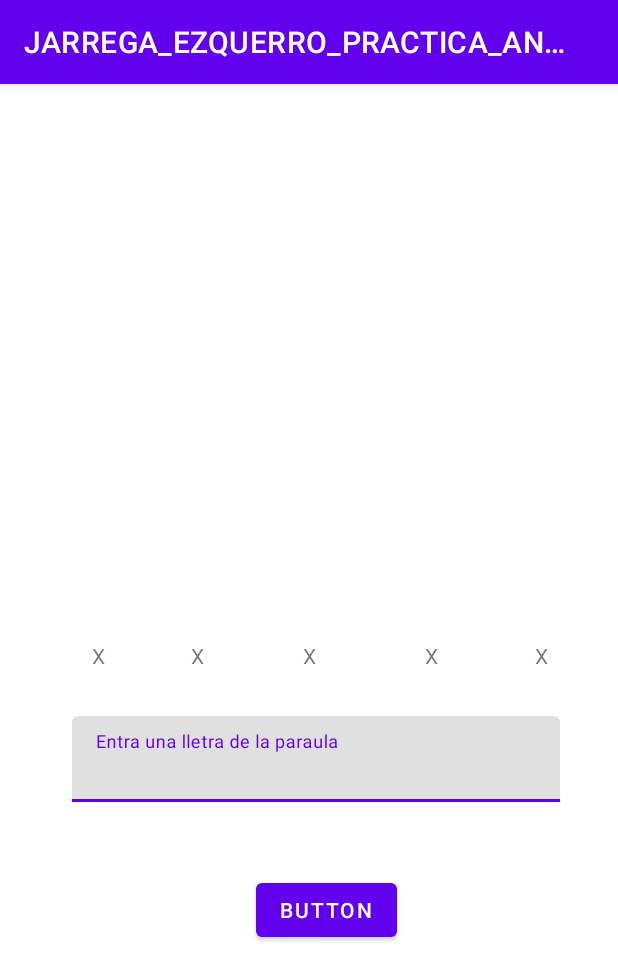
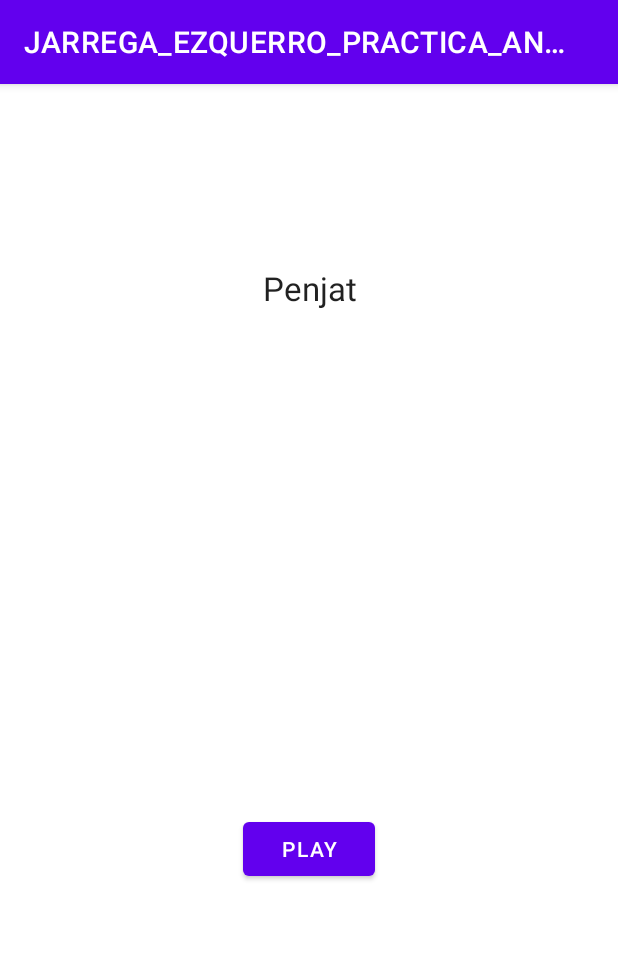
Before and after one commit to Destructor266/Penjat, an Android app: the screen it shows after launch (MainActivity), on a phone screen of 412 x 824 dp. Shown: the top 980 px of the screen. Run offline under Robolectric (Android 15) with nearby library versions, the phone set to English and light mode, and no system bars.

Commit message:
Added support for firebase, created main activity and hanged activity with interconnection between them

```diff
--- a/app/build.gradle
+++ b/app/build.gradle
@@ -1,5 +1,6 @@
 plugins {
     id 'com.android.application'
+    id 'com.google.gms.google-services'
 }
 
 android {
@@ -29,7 +30,7 @@ android {
 }
 
 dependencies {
-
+    implementation platform('com.google.firebase:firebase-bom:31.5.0')
     implementation 'androidx.appcompat:appcompat:1.6.1'
     implementation 'com.google.android.material:material:1.8.0'
     implementation 'androidx.constraintlayout:constraintlayout:2.1.4'
--- a/app/src/main/AndroidManifest.xml
+++ b/app/src/main/AndroidManifest.xml
@@ -14,12 +14,16 @@
         <activity
             android:name=".MainActivity"
             android:exported="true">
+
             <intent-filter>
                 <action android:name="android.intent.action.MAIN" />
 
                 <category android:name="android.intent.category.LAUNCHER" />
             </intent-filter>
         </activity>
+        <activity
+            android:name=".HangedActivity">
+        </activity>
     </application>
 
 </manifest>
--- a/app/src/main/java/com/penjat/jarrega_ezquerro_practica_android_m08uf2/MainActivity.java
+++ b/app/src/main/java/com/penjat/jarrega_ezquerro_practica_android_m08uf2/MainActivity.java
@@ -2,13 +2,45 @@ package com.penjat.jarrega_ezquerro_practica_android_m08uf2;
 
 import androidx.appcompat.app.AppCompatActivity;
 
+import android.content.Intent;
 import android.os.Bundle;
+import android.view.View;
+import android.widget.Button;
 
-public class MainActivity extends AppCompatActivity {
+/**
+ * Barra acció
+ * menú
+ * pantalla de benvinguda
+ * Sistema de pistes (seqüencia de preguntes) Firebase
+ * Musica de fons (opció de parar-la)
+ * Sons de encert i error
+ * Bones practiques de programacio multimedia (sons simultanis)
+ * Animacions amb descriptors XML
+ * Vista personalitzada i canvas
+ * Serveis (IntentService i subclasses Service)
+ * Propis fils (gestio basant-se amb prioritat)
+ */
+
+public class MainActivity extends AppCompatActivity implements View.OnClickListener{
 
     @Override
     protected void onCreate(Bundle savedInstanceState) {
+        Button btJugar;
         super.onCreate(savedInstanceState);
         setContentView(R.layout.activity_main);
+
+        btJugar = findViewById(R.id.btPlay);
+        btJugar.setOnClickListener(this);
     }
+
+    @Override
+    public void onClick(View v) {
+        Intent intent = new Intent(this, HangedActivity.class);
+        startActivity(intent);
+    }
+
+
+
+
+
 }
--- a/app/src/main/res/layout/activity_main.xml
+++ b/app/src/main/res/layout/activity_main.xml
@@ -3,111 +3,30 @@
     xmlns:app="http://schemas.android.com/apk/res-auto"
     xmlns:tools="http://schemas.android.com/tools"
     android:layout_width="match_parent"
-    android:layout_height="match_parent"
-    tools:context=".MainActivity">
+    android:layout_height="match_parent">
 
-    <ImageView
-        android:id="@+id/imageView"
-        android:layout_width="0dp"
-        android:layout_height="187dp"
-        android:layout_marginStart="45dp"
-        android:layout_marginTop="16dp"
-        android:layout_marginEnd="45dp"
-        android:contentDescription="Penjat"
+    <TextView
+        android:id="@+id/tvTitol"
+        android:layout_width="182dp"
+        android:layout_height="0dp"
+        android:layout_marginTop="121dp"
+        android:layout_marginBottom="291dp"
+        android:text="Penjat"
+        android:textAlignment="center"
+        android:textAppearance="@style/TextAppearance.AppCompat.Large"
+        app:layout_constraintBottom_toTopOf="@+id/btPlay"
         app:layout_constraintEnd_toEndOf="parent"
         app:layout_constraintStart_toStartOf="parent"
-        app:layout_constraintTop_toTopOf="parent"
-        tools:srcCompat="@tools:sample/avatars" />
+        app:layout_constraintTop_toTopOf="parent" />
 
-    <TextView
-        android:id="@+id/letter1"
+    <Button
+        android:id="@+id/btPlay"
         android:layout_width="wrap_content"
         android:layout_height="wrap_content"
-        android:layout_marginStart="13dp"
-        android:layout_marginBottom="28dp"
-        android:text="X"
-        app:layout_constraintBottom_toTopOf="@+id/textInputLayout"
-        app:layout_constraintStart_toStartOf="@+id/textInputLayout"
-        app:layout_constraintTop_toBottomOf="@+id/imageView"
-        app:layout_constraintVertical_bias="0.985" />
-
-    <com.google.android.material.textfield.TextInputLayout
-        android:id="@+id/textInputLayout"
-        android:layout_width="325dp"
-        android:layout_height="57dp"
-        android:layout_marginBottom="289dp"
+        android:layout_marginBottom="234dp"
+        android:text="Play"
         app:layout_constraintBottom_toBottomOf="parent"
-        app:layout_constraintEnd_toEndOf="@+id/letter3"
-        app:layout_constraintStart_toEndOf="@+id/letter3">
-
-        <com.google.android.material.textfield.TextInputEditText
-            android:layout_width="match_parent"
-            android:layout_height="match_parent"
-            android:hint="Entra una lletra de la paraula" />
-    </com.google.android.material.textfield.TextInputLayout>
-
-    <TextView
-        android:id="@+id/letter2"
-        android:layout_width="wrap_content"
-        android:layout_height="wrap_content"
-        android:layout_marginStart="65dp"
-        android:layout_marginEnd="66dp"
-        android:layout_marginBottom="28dp"
-        android:text="X"
-        app:layout_constraintBottom_toTopOf="@+id/textInputLayout"
-        app:layout_constraintEnd_toStartOf="@+id/letter3"
-        app:layout_constraintStart_toStartOf="@+id/letter1"
-        app:layout_constraintTop_toBottomOf="@+id/imageView"
-        app:layout_constraintVertical_bias="0.985" />
-
-    <TextView
-        android:id="@+id/letter6"
-        android:layout_width="wrap_content"
-        android:layout_height="wrap_content"
-        android:layout_marginEnd="8dp"
-        android:layout_marginBottom="28dp"
-        android:text="X"
-        app:layout_constraintBottom_toTopOf="@+id/textInputLayout"
-        app:layout_constraintEnd_toEndOf="@+id/textInputLayout"
-        app:layout_constraintTop_toBottomOf="@+id/imageView"
-        app:layout_constraintVertical_bias="0.985" />
-
-    <Button
-        android:id="@+id/button"
-        android:layout_width="wrap_content"
-        android:layout_height="wrap_content"
-        android:layout_marginStart="109dp"
-        android:layout_marginTop="48dp"
-        android:layout_marginEnd="109dp"
-        android:text="Button"
-        app:layout_constraintEnd_toEndOf="@+id/textInputLayout"
-        app:layout_constraintStart_toStartOf="@+id/letter1"
-        app:layout_constraintTop_toBottomOf="@+id/textInputLayout" />
-
-    <TextView
-        android:id="@+id/letter3"
-        android:layout_width="wrap_content"
-        android:layout_height="wrap_content"
-        android:layout_marginBottom="28dp"
-        android:text="X"
-        app:layout_constraintBottom_toTopOf="@+id/textInputLayout"
         app:layout_constraintEnd_toEndOf="parent"
         app:layout_constraintStart_toStartOf="parent"
-        app:layout_constraintTop_toBottomOf="@+id/imageView"
-        app:layout_constraintVertical_bias="0.985" />
-
-    <TextView
-        android:id="@+id/letter5"
-        android:layout_width="wrap_content"
-        android:layout_height="wrap_content"
-        android:layout_marginStart="81dp"
-        android:layout_marginEnd="82dp"
-        android:layout_marginBottom="28dp"
-        android:text="X"
-        app:layout_constraintBottom_toTopOf="@+id/textInputLayout"
-        app:layout_constraintEnd_toEndOf="@+id/textInputLayout"
-        app:layout_constraintStart_toStartOf="@+id/letter3"
-        app:layout_constraintTop_toBottomOf="@+id/imageView"
-        app:layout_constraintVertical_bias="0.985" />
-
+        app:layout_constraintTop_toBottomOf="@+id/tvTitol" />
 </androidx.constraintlayout.widget.ConstraintLayout>
--- a/settings.gradle
+++ b/settings.gradle
@@ -1,3 +1,5 @@
+import org.gradle.api.initialization.resolve.RepositoriesMode
+
 pluginManagement {
     repositories {
         google()
@@ -6,7 +8,7 @@ pluginManagement {
     }
 }
 dependencyResolutionManagement {
-    repositoriesMode.set(RepositoriesMode.FAIL_ON_PROJECT_REPOS)
+    repositoriesMode.set(RepositoriesMode.PREFER_PROJECT)
     repositories {
         google()
         mavenCentral()
```
Also changed, not shown: app/src/main/java/com/penjat/jarrega_ezquerro_practica_android_m08uf2/HangedActivity.java (added, +13 -0 lines), app/src/main/res/layout/activity_hanged.xml (added, +113 -0 lines), build.gradle (+26 -0 lines).
